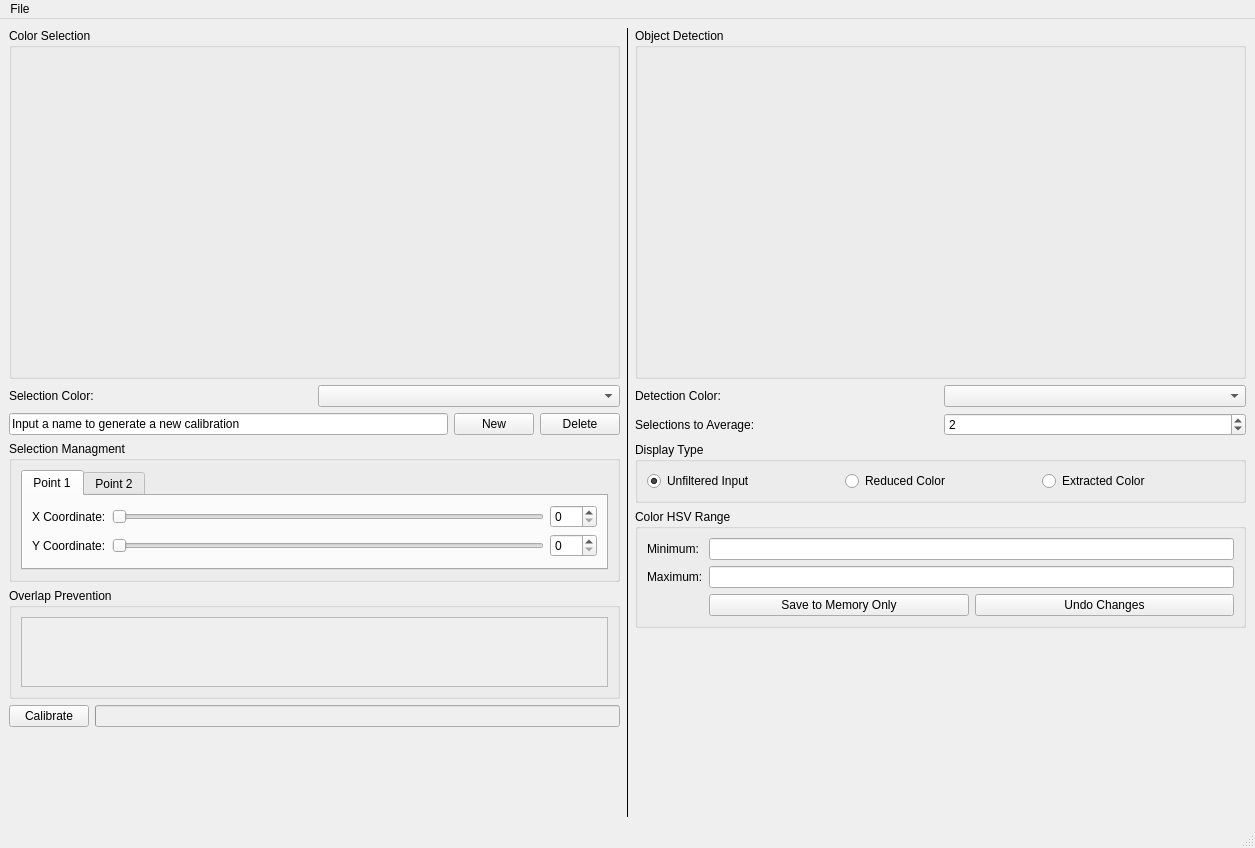
Qt form ros/ieee2016_vision/scripts/calibrator/calibrator_gui.ui (ufieeehw/IEEE2016) before a commit.
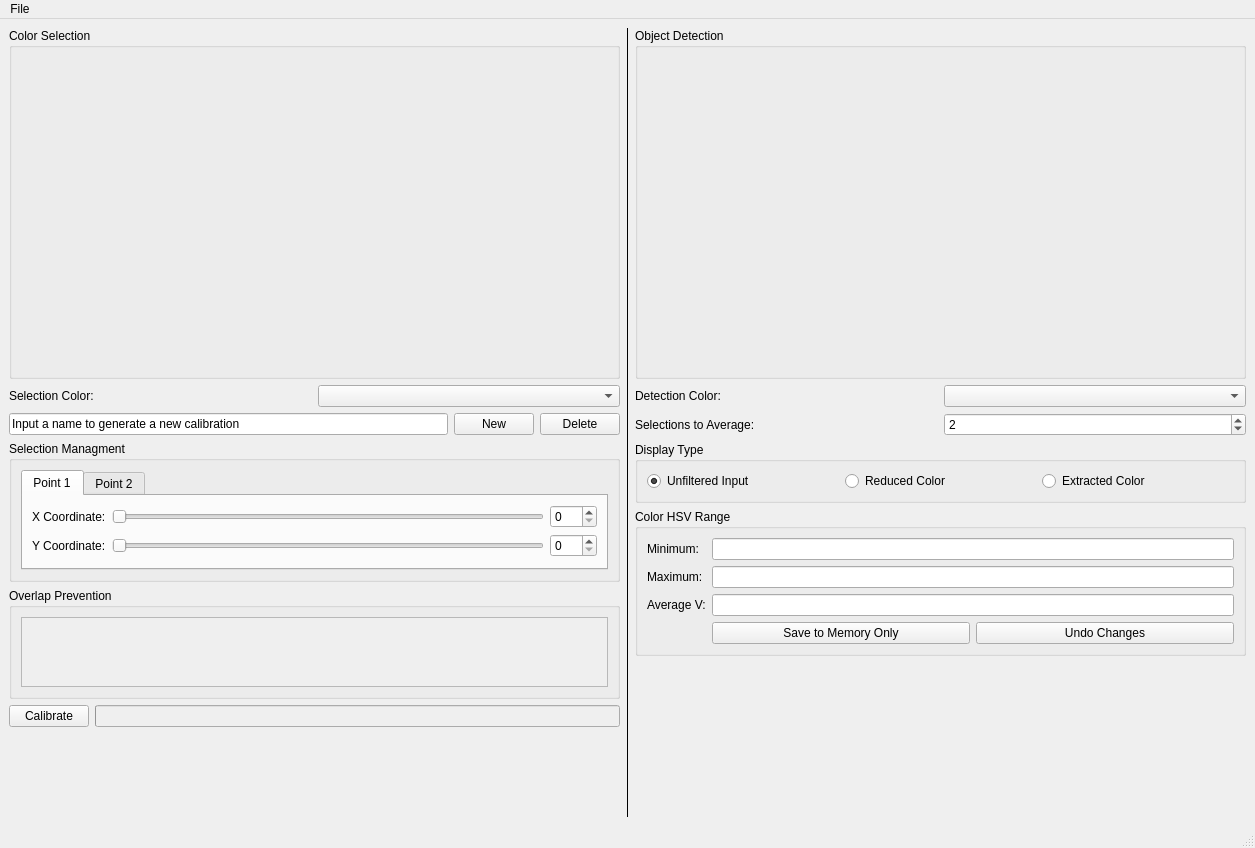
The same form after that commit.

Commit message: VISION: Added average value as an HSV range setting and implemented basic calibration methods.

Diff of the .ui file:
```diff
--- a/ros/ieee2016_vision/scripts/calibrator/calibrator_gui.ui
+++ b/ros/ieee2016_vision/scripts/calibrator/calibrator_gui.ui
@@ -540,13 +540,13 @@
              </property>
             </widget>
            </item>
-           <item row="1" column="1">
+           <item row="1" column="2">
             <widget class="QLineEdit" name="maximum_hsv_text"/>
            </item>
-           <item row="0" column="1">
+           <item row="0" column="2">
             <widget class="QLineEdit" name="minimum_hsv_text"/>
            </item>
-           <item row="2" column="1">
+           <item row="3" column="2">
             <layout class="QHBoxLayout" name="horizontal_layout_8">
              <item>
               <widget class="QPushButton" name="save_changes_button">
@@ -564,6 +564,16 @@
              </item>
             </layout>
            </item>
+           <item row="2" column="0">
+            <widget class="QLabel" name="average_v_label">
+             <property name="text">
+              <string>Average V:</string>
+             </property>
+            </widget>
+           </item>
+           <item row="2" column="2">
+            <widget class="QLineEdit" name="average_v_text"/>
+           </item>
           </layout>
          </widget>
         </item>
```
The commit also changes 5 other files.
